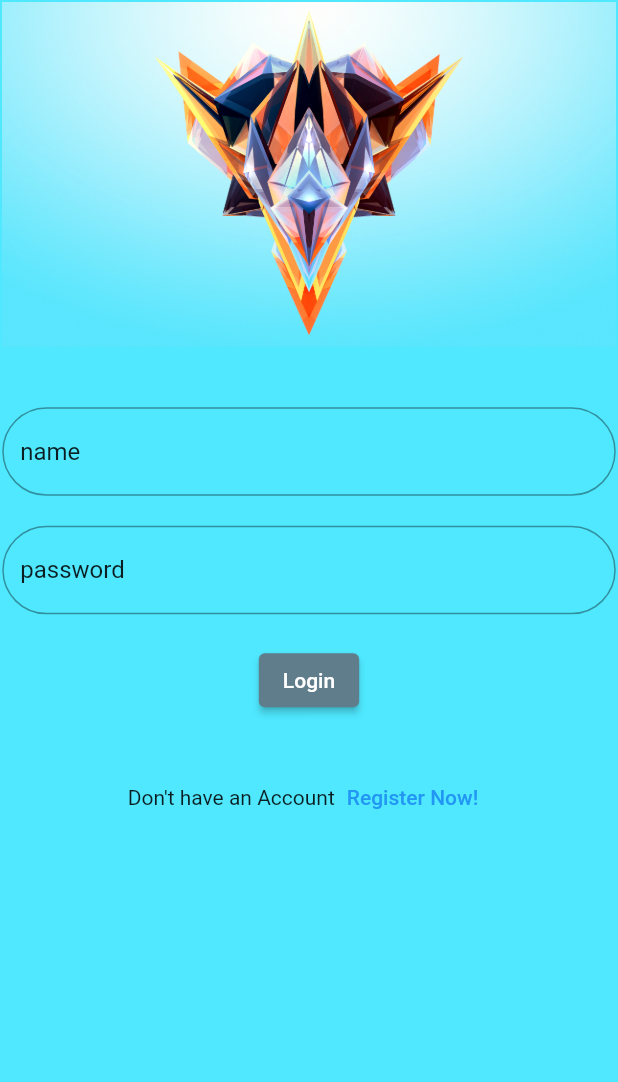
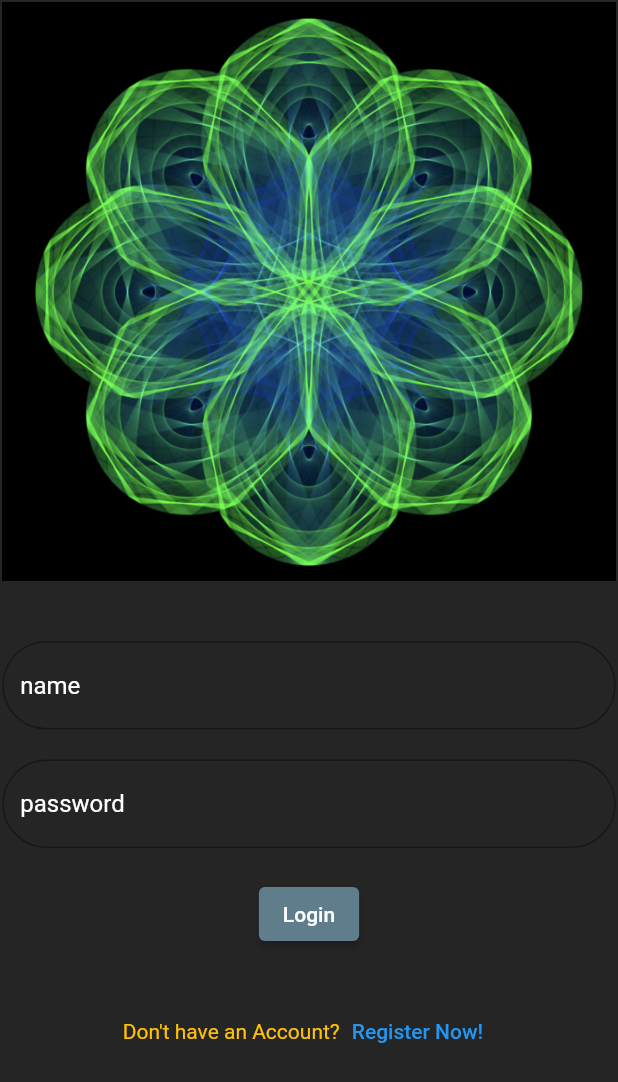
Before and after one commit to justinvgeorge2024/ATMOS_Mini_Project, a Flutter app: the LoginScreen screen opened directly, on a phone screen of 412 x 824 dp. Shown: the top 1082 px of the screen. Run offline on Flutter 3.47's test engine with Material 2 defaults, Android fonts, the phone set to English and light mode, and no system bars; our stand-ins replace dio, either_dart; missing offline and left inert: dart:ffi.

Commit message:
justin-25 completion progress

```diff
--- a/project/lib/main.dart
+++ b/project/lib/main.dart
@@ -17,7 +17,7 @@ class MyApp extends StatelessWidget {
       theme: ThemeData(
         primarySwatch: Colors.blue,
       ),
-      home: const HomeScreen(),
+      home: const LoginScreen(),
     );
   }
 }
--- a/project/lib/views/login_screen.dart
+++ b/project/lib/views/login_screen.dart
@@ -12,7 +12,7 @@ class LoginScreen extends StatefulWidget {
 class _LoginScreenState extends State<LoginScreen> {
   final _usernameEditingController = TextEditingController(text: "name");
   final _passwordEditingController = TextEditingController(text: "password");
-  var _color = Color.fromARGB(255, 79, 232, 255);
+  var _color = Color.fromARGB(218, 0, 0, 0);
 
   @override
   void initState() {
@@ -41,7 +41,7 @@ class _LoginScreenState extends State<LoginScreen> {
               crossAxisAlignment: CrossAxisAlignment.center,
               children: [
                 Image.asset(
-                  "assets/images/logo.jpg",
+                  "assets/images/logo.png",
                 ),
                 const SizedBox(height: 40),
                 // Container(
@@ -64,13 +64,14 @@ class _LoginScreenState extends State<LoginScreen> {
                 // ),
                 TextFormField(
                   controller: _usernameEditingController,
+                  style: TextStyle(color: Colors.white),
                   decoration: InputDecoration(
                       hintText: "Name",
-                      iconColor: const Color.fromARGB(255, 255, 255, 255),
+                      iconColor: Color.fromARGB(255, 0, 81, 255),
                       border: OutlineInputBorder(
                           borderRadius: BorderRadius.circular(50),
                           borderSide: Divider.createBorderSide(context,
-                              color: Colors.white))),
+                              color: Colors.amber))),
                   // decoration: const InputDecoration(hintText: "Username"),
                 ),
                 const SizedBox(
@@ -78,12 +79,14 @@ class _LoginScreenState extends State<LoginScreen> {
                 ),
                 TextFormField(
                   controller: _passwordEditingController,
+                  style: TextStyle(color: Colors.white),
                   decoration: InputDecoration(
                       hintText: "Password",
                       border: OutlineInputBorder(
                           borderRadius: BorderRadius.circular(50),
                           borderSide: Divider.createBorderSide(context,
-                              color: Colors.white, width: 500))),
+                              color: Color.fromARGB(255, 167, 21, 21),
+                              width: 500))),
                   // decoration: const InputDecoration(hintText: "Username"),
                 ),
                 const SizedBox(
@@ -108,7 +111,10 @@ class _LoginScreenState extends State<LoginScreen> {
                 Row(
                   mainAxisAlignment: MainAxisAlignment.center,
                   children: [
-                    const Text("Don't have an Account"),
+                    const Text(
+                      "Don't have an Account?",
+                      style: TextStyle(color: Colors.amber),
+                    ),
                     TextButton(
                         onPressed: () {
                           Navigator.of(context).pushReplacement(
--- a/project/pubspec.yaml
+++ b/project/pubspec.yaml
@@ -50,7 +50,7 @@ flutter:
   uses-material-design: true
   # To add assets to your application, add an assets section, like this:
   assets:
-    - assets/images/logo.jpg
+    - assets/images/logo.png
     # - images/a_dot_ham.jpeg
   # An image asset can refer to one or more resolution-specific "variants", see
   # https://flutter.dev/assets-and-images/#resolution-aware
```
Also changed, not shown: documentation/logo.png (added), project/assets/images/logo.jpg (deleted), project/assets/images/logo.png (added), project/pubspec.lock, 1 other file.
